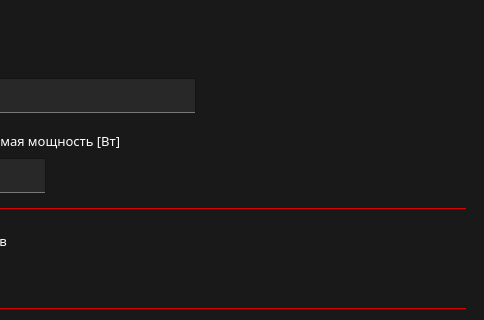
This is ui/add/addChCoolWidg.ui in marginalprog/git_pcconf as Qt 5 draws it before an edit; both pictures show x 395 to 879 and y 122 to 442 of the 879 by 602 pixel window. The edited form follows.
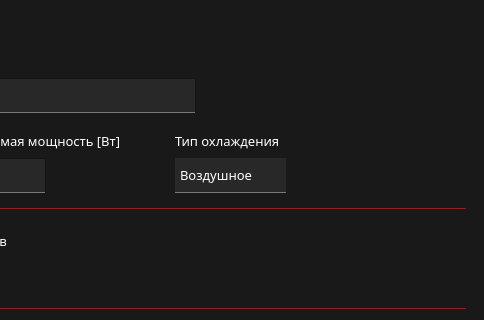
This is the edited form. Icons and pictures are not drawn.

The edit to the form file:
```diff
--- a/ui/add/addChCoolWidg.ui
+++ b/ui/add/addChCoolWidg.ui
@@ -1260,6 +1260,131 @@
     </property>
    </item>
   </widget>
+  <widget class="QComboBox" name="cbType">
+   <property name="geometry">
+    <rect>
+     <x>570</x>
+     <y>280</y>
+     <width>111</width>
+     <height>35</height>
+    </rect>
+   </property>
+   <property name="font">
+    <font>
+     <family>Montserrat Medium</family>
+     <pointsize>10</pointsize>
+    </font>
+   </property>
+   <property name="styleSheet">
+    <string notr="true">QComboBox{
+	background-color: rgb(40,40,40);
+	border: 1px;
+	border-bottom: 1px solid rgb(120,120,120);
+	padding-left: 5px;
+	selection-background-color: rgb(105, 0, 0);
+}
+
+QComboBox QListView{
+	border: 1px solid red;
+	padding-left: 5px;
+	selection-background-color: rgb(105, 0, 0);
+}
+
+QComboBox:hover{
+	background-color: rgb(55,55,55);
+	border-bottom: 1px solid red;
+}
+
+QComboBox::down-arrow:hover {
+border-image: url(&quot;E:/pcconf/images/down-arrow.png&quot;);
+width: 17px;
+height: 17px;
+margin-right: 5px;
+}
+
+QComboBox::drop-down{
+border: 0px;
+}
+
+QComboBox::down-arrow {
+border-image: url(&quot;E:/pcconf/images/down-arrow-gray.png&quot;);
+width: 17px;
+height: 17px;
+margin-right: 5px;
+}
+
+QComboBox::down-arrow:on {
+	border-image: url(&quot;E:/pcconf/images/up-arrow.png&quot;);
+	width: 17px;
+	height: 17px;
+	margin-right: 5px;
+}
+
+QComboBox:on{
+border: 2px solid rgb(100,0,0);
+}
+
+QComboBox QAbstractItemView {
+	background: rgb(250, 250, 250);
+	border-width: 1px;
+	border-style: solid;
+	border-color: rgb(235, 235, 235);
+	selection-background-color: rgb(240, 240, 240);
+	selection-color: rgb(25, 25, 25);
+}
+</string>
+   </property>
+   <property name="editable">
+    <bool>false</bool>
+   </property>
+   <property name="iconSize">
+    <size>
+     <width>20</width>
+     <height>20</height>
+    </size>
+   </property>
+   <property name="duplicatesEnabled">
+    <bool>false</bool>
+   </property>
+   <property name="frame">
+    <bool>false</bool>
+   </property>
+   <property name="modelColumn">
+    <number>0</number>
+   </property>
+   <item>
+    <property name="text">
+     <string>Воздушное</string>
+    </property>
+   </item>
+   <item>
+    <property name="text">
+     <string>Водяное</string>
+    </property>
+   </item>
+  </widget>
+  <widget class="QLabel" name="lbType">
+   <property name="geometry">
+    <rect>
+     <x>570</x>
+     <y>250</y>
+     <width>131</width>
+     <height>25</height>
+    </rect>
+   </property>
+   <property name="font">
+    <font>
+     <family>Montserrat SemiBold</family>
+     <pointsize>10</pointsize>
+    </font>
+   </property>
+   <property name="styleSheet">
+    <string notr="true">border:0px;</string>
+   </property>
+   <property name="text">
+    <string>Тип охлаждения</string>
+   </property>
+  </widget>
   <zorder>line_3</zorder>
   <zorder>lbConnect</zorder>
   <zorder>btnSave</zorder>
```
Left out of the diff: 26 changed lines with no effect on the pictures.
